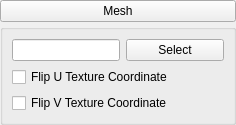
The window that v2.5/GEAR Studio/MeshPropertiesTab.ui (andyreimann/gear) describes before a commit, drawn with Qt 5.
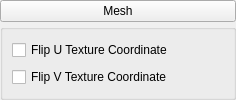
The same window after the commit.

Commit message: * [GEAR Studio] Added button bar with support for solid, wire and point rendering switches in editor  * [GEAR Studio] Added clear and save functionality to logging tab

The edit to the form file:
```diff
--- a/v2.5/GEAR Studio/MeshPropertiesTab.ui
+++ b/v2.5/GEAR Studio/MeshPropertiesTab.ui
@@ -7,7 +7,7 @@
     <x>0</x>
     <y>0</y>
     <width>236</width>
-    <height>122</height>
+    <height>100</height>
    </rect>
   </property>
   <property name="sizePolicy">
@@ -55,31 +55,7 @@
      </property>
      <layout class="QVBoxLayout" name="verticalLayout_3" stretch="0,0,0">
       <item>
-       <layout class="QFormLayout" name="formLayout_2">
-        <item row="0" column="0">
-         <widget class="QLineEdit" name="meshPath">
-          <property name="sizePolicy">
-           <sizepolicy hsizetype="MinimumExpanding" vsizetype="Fixed">
-            <horstretch>0</horstretch>
-            <verstretch>0</verstretch>
-           </sizepolicy>
-          </property>
-         </widget>
-        </item>
-        <item row="0" column="1">
-         <widget class="QPushButton" name="selectMesh">
-          <property name="sizePolicy">
-           <sizepolicy hsizetype="Minimum" vsizetype="Fixed">
-            <horstretch>0</horstretch>
-            <verstretch>0</verstretch>
-           </sizepolicy>
-          </property>
-          <property name="text">
-           <string>Select</string>
-          </property>
-         </widget>
-        </item>
-       </layout>
+       <layout class="QHBoxLayout" name="meshFileRoot"/>
       </item>
       <item>
        <widget class="QCheckBox" name="flipUTexCoord">
```
The commit also changes 13 other files.
